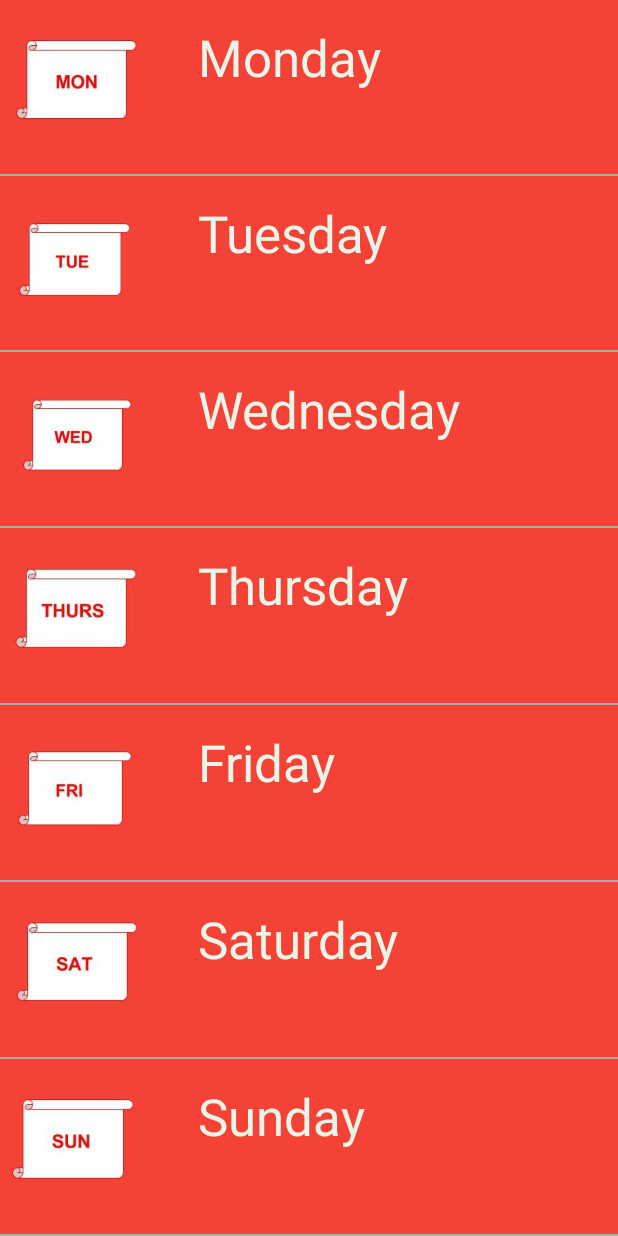
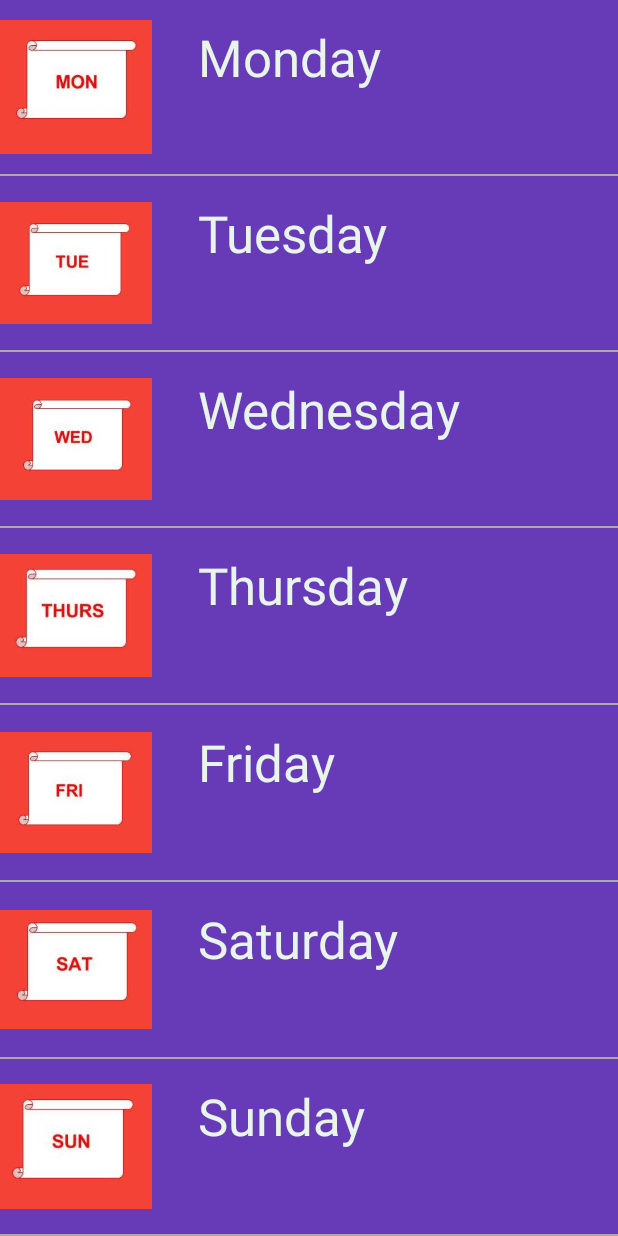
Before and after one commit to anunayamar/TimeTable, an Android app: the screen it shows after launch (DaysList), on a phone screen of 412 x 824 dp. Run offline under Robolectric (Android 15) with nearby library versions, the phone set to English and light mode, and no system bars.

```diff
--- a/app/src/main/res/layout/activity_main.xml
+++ b/app/src/main/res/layout/activity_main.xml
@@ -5,7 +5,7 @@
     android:layout_width="match_parent"
     android:layout_height="match_parent"
     android:orientation="vertical"
-    android:background="#F44336"
+    android:background="#673AB7"
     tools:context=".DaysList"
     >
 
@@ -29,7 +29,7 @@
             android:layout_width="0dp"
             android:layout_height="match_parent"
             android:layout_weight="3"
-            android:background="#F44336"
+            android:background="#673AB7"
             android:fontFamily="sans-serif"
             android:paddingBottom="15sp"
             android:paddingTop="15sp"
@@ -65,7 +65,7 @@
             android:layout_width="0dp"
             android:layout_height="match_parent"
             android:layout_weight="3"
-            android:background="#F44336"
+            android:background="#673AB7"
             android:fontFamily="sans-serif"
             android:paddingBottom="15sp"
             android:paddingTop="15sp"
@@ -100,7 +100,7 @@
             android:layout_width="0dp"
             android:layout_height="match_parent"
             android:layout_weight="3"
-            android:background="#F44336"
+            android:background="#673AB7"
             android:fontFamily="sans-serif"
             android:paddingBottom="15sp"
             android:paddingTop="15sp"
@@ -136,7 +136,7 @@
             android:layout_width="0dp"
             android:layout_height="match_parent"
             android:layout_weight="3"
-            android:background="#F44336"
+            android:background="#673AB7"
             android:fontFamily="sans-serif"
             android:paddingBottom="15sp"
             android:paddingTop="15sp"
@@ -172,7 +172,7 @@
             android:layout_width="0dp"
             android:layout_height="match_parent"
             android:layout_weight="3"
-            android:background="#F44336"
+            android:background="#673AB7"
             android:fontFamily="sans-serif"
             android:paddingBottom="15sp"
             android:paddingTop="15sp"
@@ -208,7 +208,7 @@
             android:layout_width="0dp"
             android:layout_height="match_parent"
             android:layout_weight="3"
-            android:background="#F44336"
+            android:background="#673AB7"
             android:fontFamily="sans-serif"
             android:paddingBottom="15sp"
             android:paddingTop="15sp"
@@ -244,7 +244,7 @@
             android:layout_width="0dp"
             android:layout_height="match_parent"
             android:layout_weight="3"
-            android:background="#F44336"
+            android:background="#673AB7"
             android:fontFamily="sans-serif"
             android:paddingBottom="15sp"
             android:paddingTop="15sp"
```
